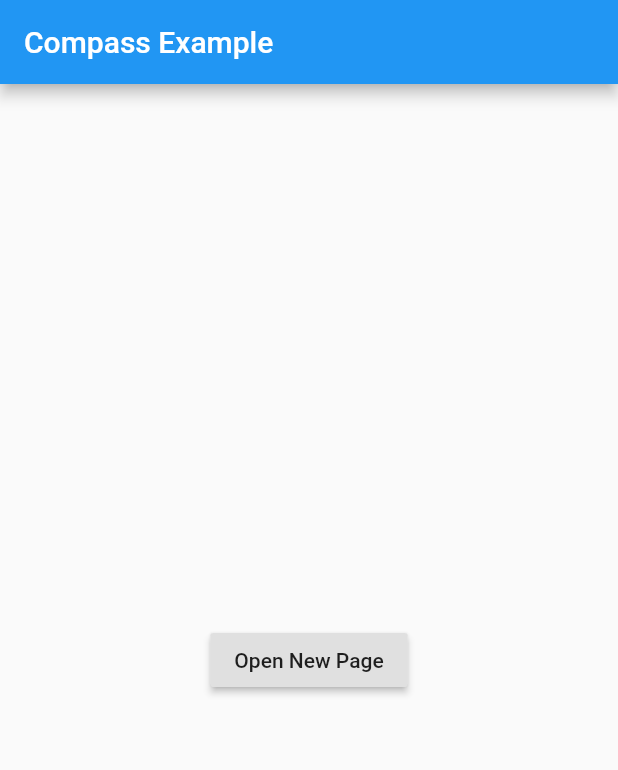
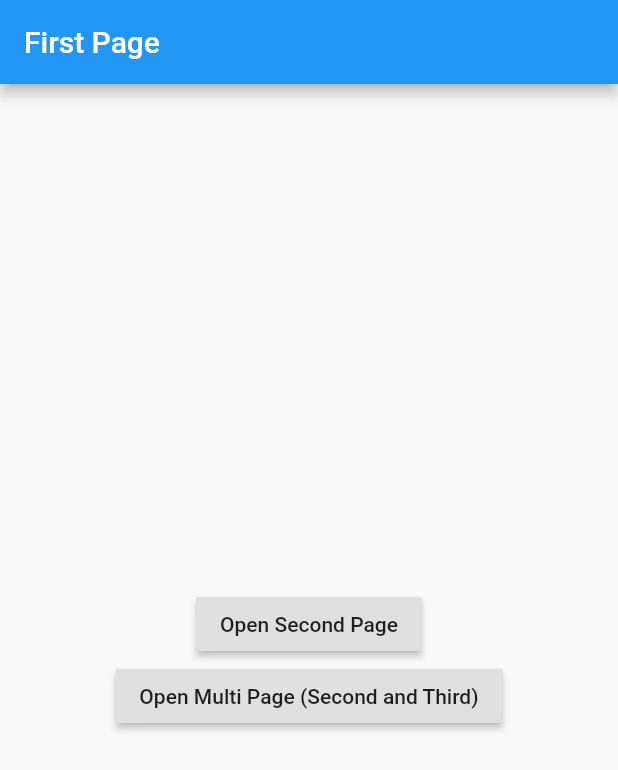
Before and after one commit to gurleensethi/sailor, a Flutter app: the screen it shows after launch, on a phone screen of 412 x 824 dp. Shown: the top 770 px of the screen. Run offline on Flutter 3.47's test engine with Material 2 defaults, Android fonts, the phone set to English and light mode, and no system bars.

Commit message:
Add ability to push multiple routes at the same time.

```diff
--- a/example/lib/main.dart
+++ b/example/lib/main.dart
@@ -25,11 +25,14 @@ class Home extends StatelessWidget {
   Widget build(BuildContext context) {
     return Scaffold(
       appBar: AppBar(
-        title: Text('Compass Example'),
+        title: Text('First Page'),
       ),
       body: Center(
-        child: RaisedButton(
-          child: Text('Open New Page'),
+        child: Column(
+          mainAxisSize: MainAxisSize.min,
+          children: <Widget>[
+            RaisedButton(
+              child: Text('Open Second Page'),
               onPressed: () async {
                 final response = await Routes.sailor.navigate<bool>(
                   context,
@@ -39,6 +42,17 @@ class Home extends StatelessWidget {
 
                 print("Response from SecondPage: $response");
               },
+            ),
+            RaisedButton(
+              child: Text('Open Multi Page (Second and Third)'),
+              onPressed: () async {
+                Routes.sailor.navigateMultiple(context, [
+                  RouteArgsPair("/secondPage2", SecondPageArgs("Multi Page!")),
+                  RouteArgsPair("/thirdPage", ThirdPageArgs(10)),
+                ]);
+              },
+            ),
+          ],
         ),
       ),
     );
@@ -97,7 +111,7 @@ class ThirdPage extends StatelessWidget {
         child: Column(
           mainAxisSize: MainAxisSize.min,
           children: <Widget>[
-            Text("Count from args is :${args.count}"),
+            Text("Count from args is :${args?.count}"),
             RaisedButton(
               child: Text('Close Page'),
               onPressed: () {
--- a/lib/sailor.dart
+++ b/lib/sailor.dart
@@ -5,3 +5,4 @@ export 'package:sailor/src/models/sailor_route.dart';
 export 'package:sailor/src/models/base_arguments.dart';
 export 'package:sailor/src/navigator_observers/sailor_logging_observer.dart';
 export 'package:sailor/src/models/sailor_options.dart';
+export 'package:sailor/src/models/route_args_pair.dart';
--- /dev/null
+++ b/lib/src/models/route_args_pair.dart
@@ -0,0 +1,8 @@
+import 'package:sailor/sailor.dart';
+
+class RouteArgsPair {
+  final String name;
+  final BaseArguments args;
+
+  RouteArgsPair(this.name, this.args);
+}
```
Also changed, not shown: lib/src/sailor.dart (+32 -5 lines). Lines whose indentation alone changed are shown as unchanged.
